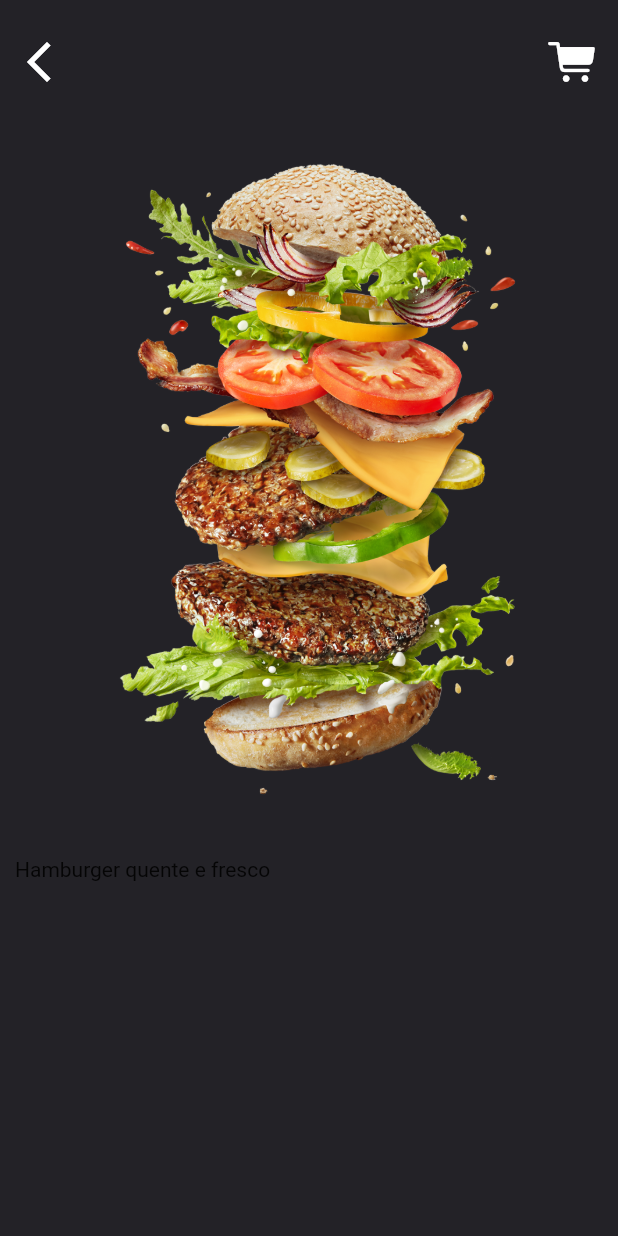
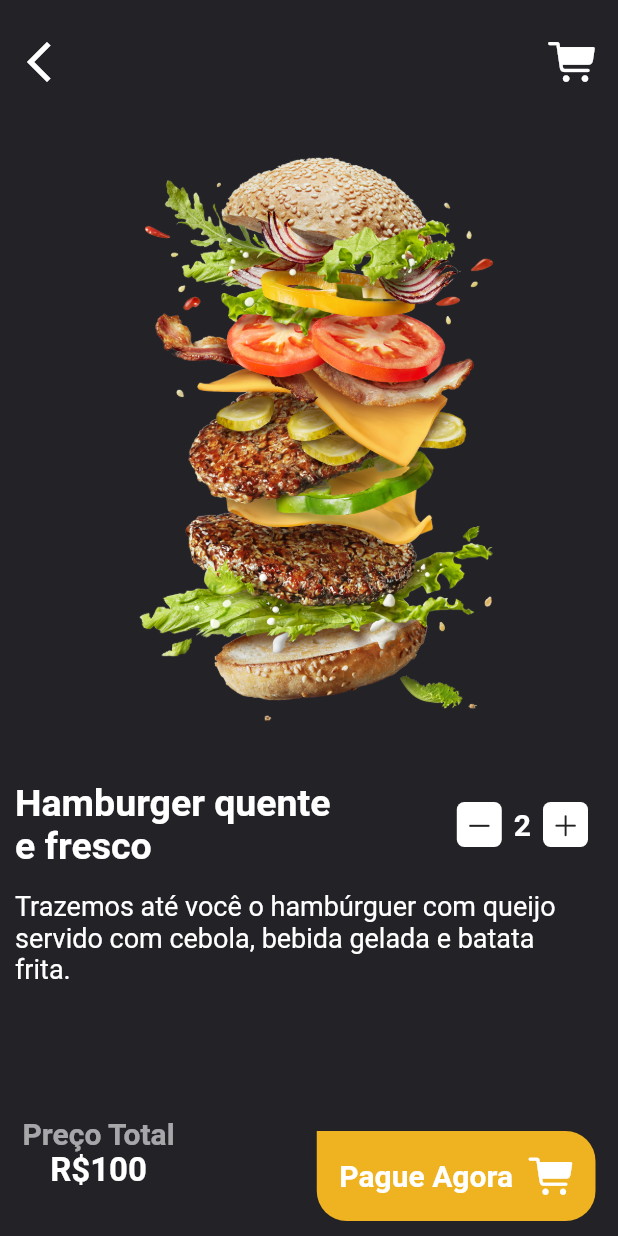
Before and after one commit to caneto/Ui-de-Loja-de-Comida, a Flutter app: the SingleItemPage screen opened by its route, on a phone screen of 412 x 824 dp. Run offline on Flutter 3.47's test engine with Material 2 defaults, Android fonts, the phone set to English and light mode, and no system bars.

Commit message:
Atualização Finalização do UI

```diff
--- a/lib/pages/home_page.dart
+++ b/lib/pages/home_page.dart
@@ -92,7 +92,7 @@ class HomePage extends StatelessWidget {
               ),
             ),
           ),
-          bottomNavigationBar: HomeNavBar(),
+          bottomNavigationBar: const HomeNavBar(),
       ),
     );
   }
--- a/lib/pages/single_item_page.dart
+++ b/lib/pages/single_item_page.dart
@@ -1,5 +1,6 @@
 import 'package:flutter/cupertino.dart';
 import 'package:flutter/material.dart';
+import 'package:uilojadecomidas/widget/single_item_navbar.dart';
 
 class SingleItemPage extends StatelessWidget {
   const SingleItemPage({Key? key}) : super(key: key);
@@ -10,7 +11,7 @@ class SingleItemPage extends StatelessWidget {
       backgroundColor: Color(0xFF232227),
       body: SafeArea(
         child: Padding(
-          padding: EdgeInsets.only(top: 25, left: 10, right: 15),
+          padding: const EdgeInsets.only(top: 25, left: 10, right: 15),
           child: Column(
             crossAxisAlignment: CrossAxisAlignment.start,
             children: [
@@ -37,35 +38,98 @@ class SingleItemPage extends StatelessWidget {
                   )
                 ],
               ),
-              Padding(
-                padding: EdgeInsets.symmetric(vertical: 10),
-                child: Image.asset(
-                  "images/bg.png",
-                  height: MediaQuery.of(context).size.height / 1.7,
-                  fit: BoxFit.cover,
+              Center(
+                child: Padding(
+                  padding: const EdgeInsets.symmetric(vertical: 10),
+                  child: Image.asset(
+                    "images/bg.png",
+                    height: MediaQuery.of(context).size.height / 1.9,
+                    fit: BoxFit.cover,
+                  ),
                 ),
               ),
-              SizedBox(
+              const SizedBox(
                 height: 10,
               ),
               Column(
                 crossAxisAlignment: CrossAxisAlignment.start,
                 children: [
                   Padding(
-                    padding: EdgeInsets.only(right: 5),
+                    padding: const EdgeInsets.only(right: 5),
                     child: Row(
                       mainAxisAlignment: MainAxisAlignment.spaceBetween,
                       children: [
-                        Text('Hamburger quente e fresco'),
+                        const Text(
+                          'Hamburger quente\ne fresco',
+                          style: TextStyle(
+                            color: Colors.white,
+                            fontSize: 25,
+                            fontWeight: FontWeight.bold,
+                          ),
+                        ),
+                        Row(
+                          children: [
+                            Container(
+                              alignment: Alignment.center,
+                              width: 30,
+                              height: 30,
+                              decoration: BoxDecoration(
+                                color: Colors.white,
+                                borderRadius: BorderRadius.circular(5),
+                              ),
+                              child: const Icon(
+                                CupertinoIcons.minus,
+                                size: 20,
+                              ),
+                            ),
+                            const SizedBox(width: 8),
+                            const Text(
+                              '2',
+                              style: TextStyle(
+                                color: Colors.white,
+                                fontSize: 20,
+                                fontWeight: FontWeight.bold,
+                              ),
+                            ),
+                            const SizedBox(width: 8),
+                            InkWell(
+                              onTap: () {},
+                              child: Container(
+                                alignment: Alignment.center,
+                                width: 30,
+                                height: 30,
+                                decoration: BoxDecoration(
+                                  color: Colors.white,
+                                  borderRadius: BorderRadius.circular(5),
+                                ),
+                                child: const Icon(
+                                  CupertinoIcons.plus,
+                                  size: 20,
+                                ),
+                              ),
+                            )
+                          ],
+                        ),
                       ],
                     ),
                   ),
+                  const SizedBox(
+                    height: 15,
+                  ),
+                  const Text(
+                    'Trazemos até você o hambúrguer com queijo servido com cebola, bebida gelada e batata frita. ',
+                    style: TextStyle(
+                      color: Colors.white,
+                      fontSize: 18
+                    ),
+                  )
                 ],
               )
             ],
           ),
         ),
       ),
+      bottomNavigationBar: SingleItemNavBar(),
     );
   }
 }
--- /dev/null
+++ b/lib/widget/single_item_navbar.dart
@@ -0,0 +1,73 @@
+import 'package:flutter/cupertino.dart';
+import 'package:flutter/material.dart';
+
+class SingleItemNavBar extends StatelessWidget {
+  const SingleItemNavBar({Key? key}) : super(key: key);
+
+  @override
+  Widget build(BuildContext context) {
+    return Container(
+      height: 80,
+      padding: const EdgeInsets.symmetric(horizontal: 15),
+      child: Row(
+        mainAxisAlignment: MainAxisAlignment.spaceBetween,
+        children: [
+          Column(
+            children: const [
+              Text(
+                'Preço Total',
+                style: TextStyle(
+                  color: Colors.white60,
+                  fontSize: 20,
+                  fontWeight: FontWeight.bold,
+                ),
+              ),
+              Text(
+                'R\$100',
+                style: TextStyle(
+                  color: Colors.white,
+                  fontSize: 22,
+                  fontWeight: FontWeight.bold,
+                ),
+              )
+            ],
+          ),
+          InkWell(
+            onTap: () {},
+            child: Container(
+              padding: const EdgeInsets.symmetric(vertical: 15, horizontal: 15),
+              decoration: const BoxDecoration(
+                color: Color(0xFFEFB322),
+                borderRadius: BorderRadius.only(
+                  topRight: Radius.circular(20),
+                  bottomLeft: Radius.circular(20),
+                  bottomRight: Radius.circular(20),
+                ),
+              ),
+              child: Row(
+                children: const [
+                  Text(
+                    'Pague Agora',
+                    style: TextStyle(
+                      color: Colors.white,
+                      fontSize: 20,
+                      fontWeight: FontWeight.bold,
+                    ),
+                  ),
+                  SizedBox(
+                    width: 10,
+                  ),
+                  Icon(
+                    CupertinoIcons.cart_fill,
+                    color: Colors.white,
+                    size: 30,
+                  ),
+                ],
+              ),
+            ),
+          ),
+        ],
+      ),
+    );
+  }
+}
```
